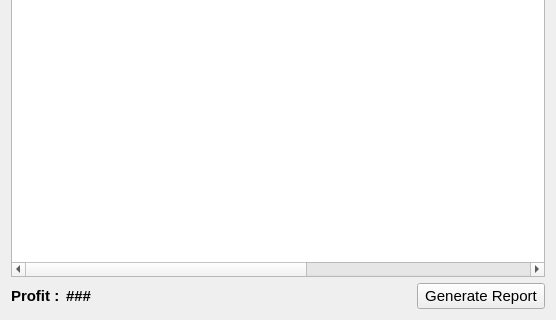
Watti/estorecpp, file estorecpp/mdfsalessummary.ui: the form before one commit; both pictures show x 0 to 556 and y 166 to 486 of the 556 by 486 pixel window.
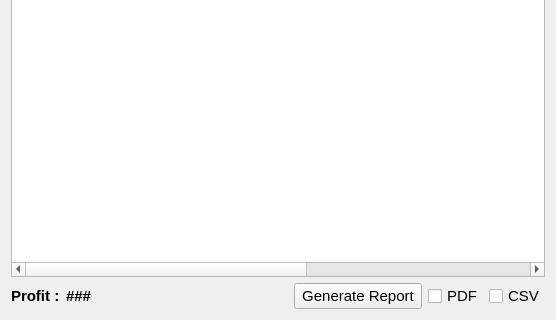
The form after the commit.

Commit message: pdf/csv check boxes added to reports

Diff of the .ui file:
```diff
--- a/estorecpp/mdfsalessummary.ui
+++ b/estorecpp/mdfsalessummary.ui
@@ -178,6 +178,30 @@
        </property>
       </widget>
      </item>
+     <item>
+      <widget class="QCheckBox" name="pdf">
+       <property name="font">
+        <font>
+         <pointsize>11</pointsize>
+        </font>
+       </property>
+       <property name="text">
+        <string>PDF</string>
+       </property>
+      </widget>
+     </item>
+     <item>
+      <widget class="QCheckBox" name="csv">
+       <property name="font">
+        <font>
+         <pointsize>11</pointsize>
+        </font>
+       </property>
+       <property name="text">
+        <string>CSV</string>
+       </property>
+      </widget>
+     </item>
     </layout>
    </item>
    <item>
```
The commit also changes 12 other files.
